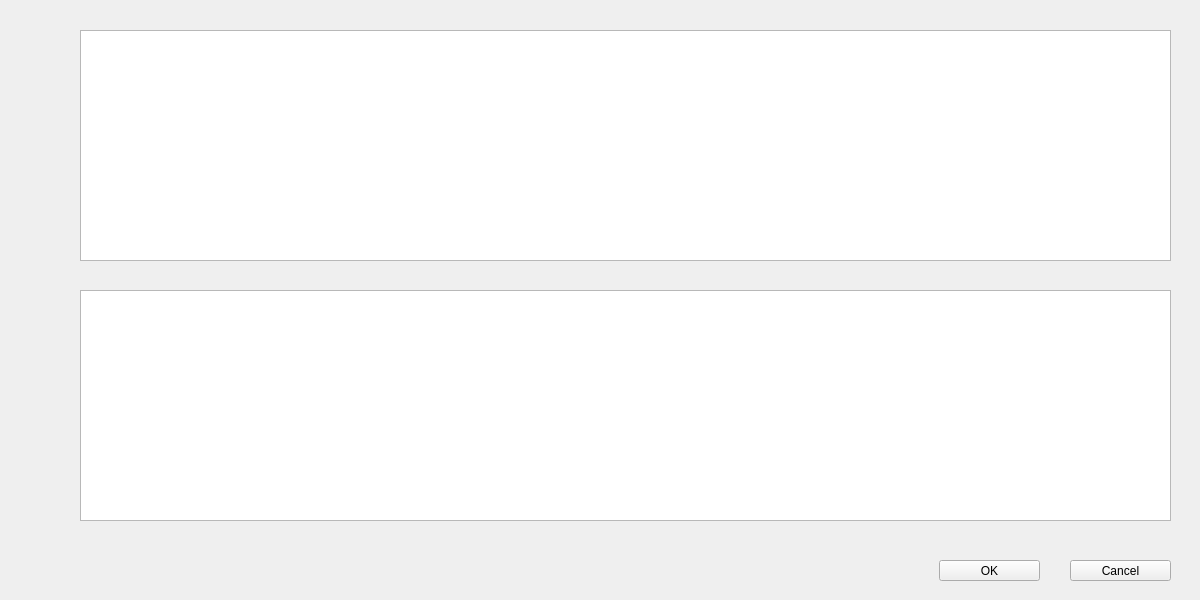
Qt form QKeyMapper/qinputdevicelistwindow.ui (Zalafina/QKeyMapper) before a commit.
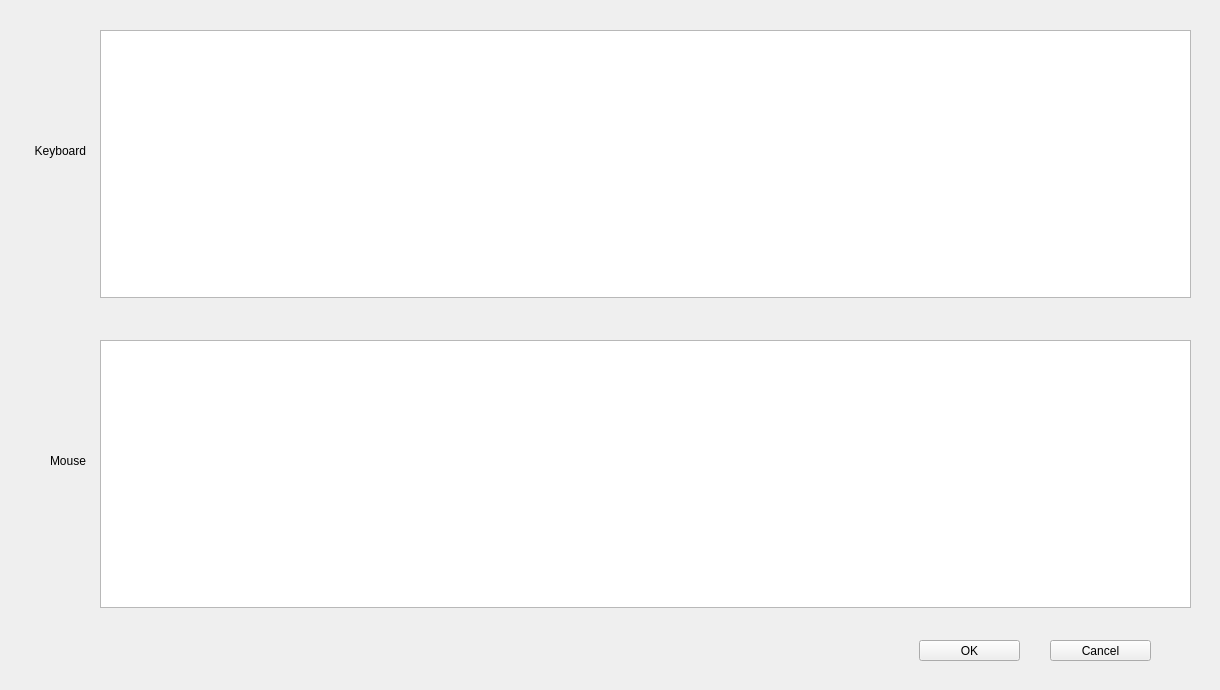
The same form after that commit.

Commit message: Add multi inputdevice support part8.

```diff
--- a/QKeyMapper/qinputdevicelistwindow.ui
+++ b/QKeyMapper/qinputdevicelistwindow.ui
@@ -9,8 +9,8 @@
    <rect>
     <x>0</x>
     <y>0</y>
-    <width>1200</width>
-    <height>600</height>
+    <width>1220</width>
+    <height>690</height>
    </rect>
   </property>
   <property name="windowTitle">
@@ -19,8 +19,8 @@
   <widget class="QPushButton" name="confirmButton">
    <property name="geometry">
     <rect>
-     <x>939</x>
-     <y>560</y>
+     <x>919</x>
+     <y>640</y>
      <width>101</width>
      <height>21</height>
     </rect>
@@ -41,8 +41,8 @@
   <widget class="QPushButton" name="cancelButton">
    <property name="geometry">
     <rect>
-     <x>1070</x>
-     <y>560</y>
+     <x>1050</x>
+     <y>640</y>
      <width>101</width>
      <height>21</height>
     </rect>
@@ -60,23 +60,55 @@
   <widget class="QTableWidget" name="keyboardDeviceTable">
    <property name="geometry">
     <rect>
-     <x>80</x>
+     <x>100</x>
      <y>30</y>
      <width>1091</width>
-     <height>231</height>
+     <height>268</height>
     </rect>
    </property>
   </widget>
   <widget class="QTableWidget" name="mouseDeviceTable">
    <property name="geometry">
     <rect>
-     <x>80</x>
-     <y>290</y>
+     <x>100</x>
+     <y>340</y>
      <width>1091</width>
-     <height>231</height>
+     <height>268</height>
     </rect>
    </property>
   </widget>
+  <widget class="QLabel" name="keyboardLabel">
+   <property name="geometry">
+    <rect>
+     <x>5</x>
+     <y>140</y>
+     <width>81</width>
+     <height>22</height>
+    </rect>
+   </property>
+   <property name="text">
+    <string>Keyboard</string>
+   </property>
+   <property name="alignment">
+    <set>Qt::AlignRight|Qt::AlignTrailing|Qt::AlignVCenter</set>
+   </property>
+  </widget>
+  <widget class="QLabel" name="mouseLabel">
+   <property name="geometry">
+    <rect>
+     <x>5</x>
+     <y>450</y>
+     <width>81</width>
+     <height>22</height>
+    </rect>
+   </property>
+   <property name="text">
+    <string>Mouse</string>
+   </property>
+   <property name="alignment">
+    <set>Qt::AlignRight|Qt::AlignTrailing|Qt::AlignVCenter</set>
+   </property>
+  </widget>
  </widget>
  <resources/>
  <connections/>
```
The commit also changes 2 other files.
